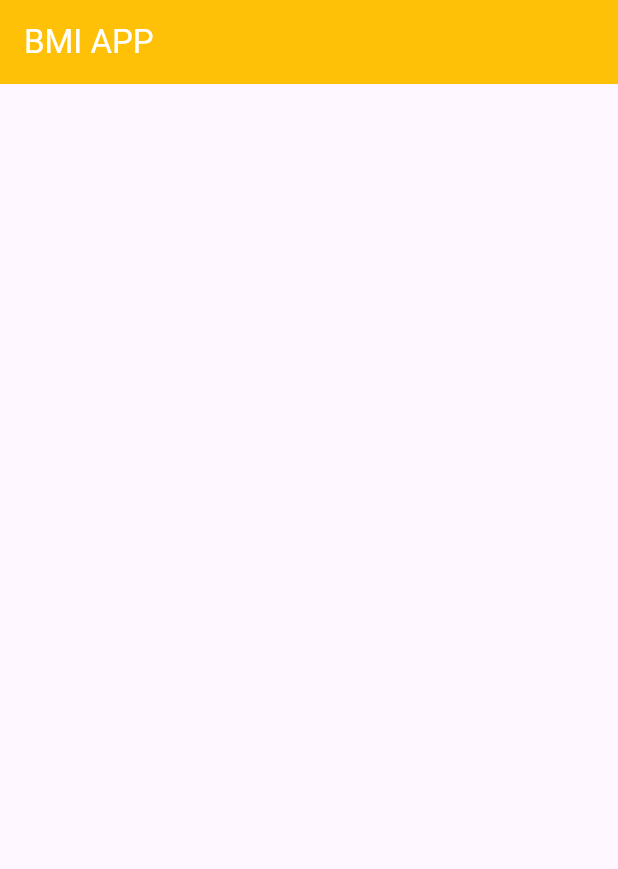
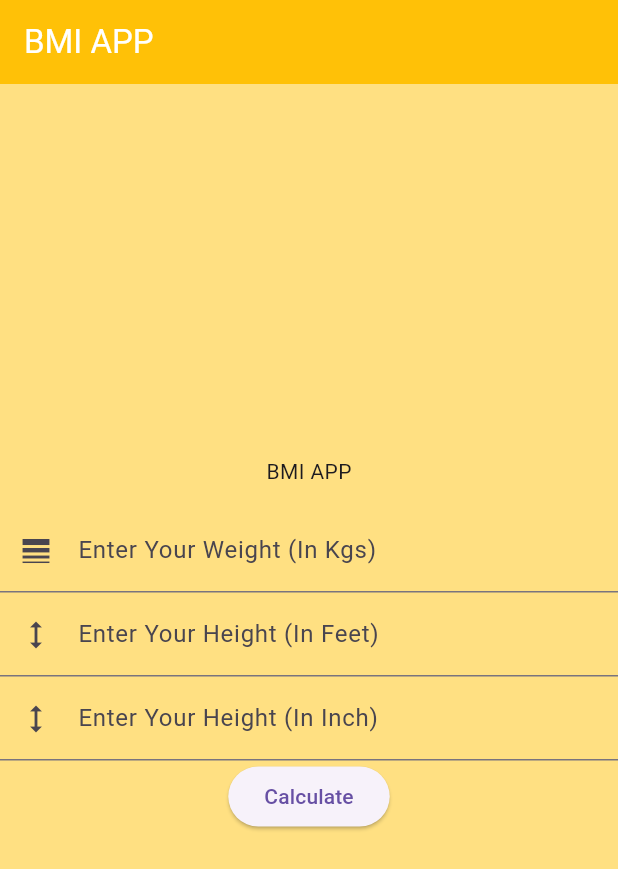
Before and after one commit to MuhammadSameer18/flutter_BMI_app, a Flutter app: the screen it shows after launch, on a phone screen of 412 x 824 dp. Shown: the top 869 px of the screen. Run offline on Flutter 3.47's test engine with Material 3 defaults, Android fonts, the light colour scheme and no system bars.

```diff
--- a/lib/bmiscreen.dart
+++ b/lib/bmiscreen.dart
@@ -8,6 +8,11 @@ class bmiscreen extends StatefulWidget {
 }
 
 class _bmiscreenState extends State<bmiscreen> {
+  var weightcontroller = TextEditingController();
+  var feetcontroller = TextEditingController();
+  var inchcontroller = TextEditingController();
+  var result = "";
+  var bgcolor = Colors.amber.shade200;
   @override
   Widget build(BuildContext context) {
     return Scaffold(
@@ -18,6 +23,88 @@ class _bmiscreenState extends State<bmiscreen> {
         ),
         backgroundColor: Colors.amber,
       ),
+      body: Center(
+        child: Container(
+          color: bgcolor,
+          child: Column(
+            mainAxisAlignment: MainAxisAlignment.center,
+            children: [
+              Text("BMI APP"),
+              SizedBox(
+                height: 15,
+              ),
+              Container(
+                child: TextField(
+                  controller: weightcontroller,
+                  decoration: InputDecoration(
+                      label: Text("Enter Your Weight (In Kgs)"),
+                      prefixIcon: Icon(Icons.line_weight)),
+                  keyboardType: TextInputType.number,
+                ),
+              ),
+              TextField(
+                controller: feetcontroller,
+                decoration: InputDecoration(
+                    label: Text("Enter Your Height (In Feet)"),
+                    prefixIcon: Icon(Icons.height)),
+                keyboardType: TextInputType.number,
+              ),
+              TextField(
+                controller: inchcontroller,
+                decoration: InputDecoration(
+                  label: Text("Enter Your Height (In Inch)"),
+                  prefixIcon: Icon(Icons.height),
+                ),
+                keyboardType: TextInputType.number,
+              ),
+              ElevatedButton(
+                onPressed: () {
+                  var weight = weightcontroller.text.toString();
+                  var feet = feetcontroller.text.toString();
+                  var inch = inchcontroller.text.toString();
+                  if (weight != "" && feet != "" && inch != "") {
+                    var intweight = int.parse(weight);
+                    var intfeet = int.parse(feet);
+                    var intinch = int.parse(inch);
+
+                    var totalinch = (intfeet * 2) + intinch;
+
+                    var totalcm = totalinch * 2.54;
+
+                    var totalmetar = totalcm / 100;
+
+                    var bmi = intweight / (totalmetar * totalmetar);
+
+                    var msg = "";
+
+                    if (bmi > 25) {
+                      msg = "You're OverWeight!!";
+                      bgcolor = Colors.blue;
+                    } else if (bmi < 18) {
+                      msg = "You're UnderWeight!!";
+                      bgcolor = Colors.red;
+                    } else {
+                      msg = "You're Healthy";
+                      bgcolor = Colors.green;
+                    }
+
+                    setState(() {
+                      result =
+                          "$msg \n Your BMI is : ${bmi.toStringAsFixed(2)}";
+                    });
+                  } else {
+                    setState(() {
+                      result = "Please fill all the required blanks!!";
+                    });
+                  }
+                },
+                child: Text("Calculate"),
+              ),
+              Text(result),
+            ],
+          ),
+        ),
+      ),
     );
   }
 }
```
